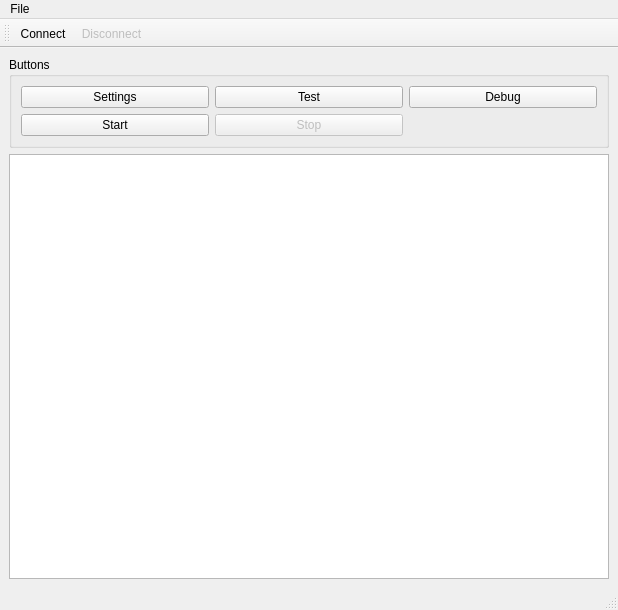
Old version of the form gui/design.ui in the repository DaveA50/wfs.
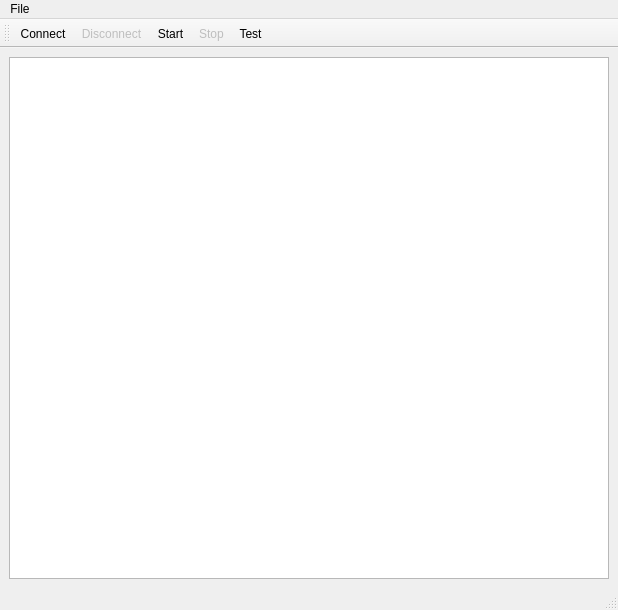
New version of the form.

Patch:
```diff
--- a/gui/design.ui
+++ b/gui/design.ui
@@ -14,56 +14,9 @@
    <string>WFS Application</string>
   </property>
   <widget class="QWidget" name="central_widget">
-   <layout class="QGridLayout" name="grid_layout_central">
-    <item row="1" column="0">
-     <widget class="QTextBrowser" name="text_browser"/>
-    </item>
+   <layout class="QGridLayout" name="grid_central">
     <item row="0" column="0">
-     <widget class="QGroupBox" name="group_box">
-      <property name="title">
-       <string>Buttons</string>
-      </property>
-      <layout class="QGridLayout" name="grid_group_box">
-       <item row="0" column="2">
-        <widget class="QPushButton" name="btn_debug">
-         <property name="text">
-          <string>Debug</string>
-         </property>
-        </widget>
-       </item>
-       <item row="0" column="0">
-        <widget class="QPushButton" name="btn_settings">
-         <property name="text">
-          <string>Settings</string>
-         </property>
-        </widget>
-       </item>
-       <item row="0" column="1">
-        <widget class="QPushButton" name="btn_test">
-         <property name="text">
-          <string>Test</string>
-         </property>
-        </widget>
-       </item>
-       <item row="1" column="0">
-        <widget class="QPushButton" name="btn_start">
-         <property name="text">
-          <string>Start</string>
-         </property>
-        </widget>
-       </item>
-       <item row="1" column="1">
-        <widget class="QPushButton" name="btn_stop">
-         <property name="enabled">
-          <bool>false</bool>
-         </property>
-         <property name="text">
-          <string>Stop</string>
-         </property>
-        </widget>
-       </item>
-      </layout>
-     </widget>
+     <widget class="QTextBrowser" name="text_browser"/>
     </item>
    </layout>
   </widget>
@@ -103,6 +56,9 @@
    </attribute>
    <addaction name="action_connect"/>
    <addaction name="action_disconnect"/>
+   <addaction name="action_start"/>
+   <addaction name="action_stop"/>
+   <addaction name="action_test"/>
   </widget>
   <action name="action_quit">
    <property name="text">
@@ -144,6 +100,47 @@
     <string>F2</string>
    </property>
   </action>
+  <action name="action_stop">
+   <property name="enabled">
+    <bool>false</bool>
+   </property>
+   <property name="text">
+    <string>Stop</string>
+   </property>
+   <property name="toolTip">
+    <string>Stop updating the WFS</string>
+   </property>
+   <property name="shortcut">
+    <string>Shift+F2</string>
+   </property>
+  </action>
+  <action name="action_start">
+   <property name="text">
+    <string>Start</string>
+   </property>
+   <property name="toolTip">
+    <string>Start updating the WFS</string>
+   </property>
+   <property name="shortcut">
+    <string>Shift+F1</string>
+   </property>
+  </action>
+  <action name="action_debug">
+   <property name="text">
+    <string>Debug</string>
+   </property>
+   <property name="toolTip">
+    <string>Debug command window</string>
+   </property>
+  </action>
+  <action name="action_test">
+   <property name="text">
+    <string>Test</string>
+   </property>
+   <property name="toolTip">
+    <string>Test Function</string>
+   </property>
+  </action>
  </widget>
  <resources/>
  <connections/>
```
Left out of the diff: 18 changed lines with no effect on the pictures.
